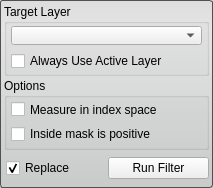
First picture: the form in src/Interface/ToolInterface/DistanceFilterInterface.ui, repository SCIInstitute/Seg3D, before the edit.
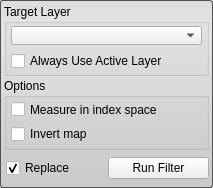
Second picture: the form after the edit. Custom widgets are drawn as their Qt base class.

Commit message: - Added Isosurface::export_isosurface() function - No longer setting default colormap for Isosurface - Reordered functions in Isosurface API for clarity - In Distance filter, renamed "Inside mask is positive" to "Invert map"

The edit to the form file:
```diff
--- a/src/Interface/ToolInterface/DistanceFilterInterface.ui
+++ b/src/Interface/ToolInterface/DistanceFilterInterface.ui
@@ -129,7 +129,7 @@
       <item>
        <widget class="QCheckBox" name="inside_positive_">
         <property name="text">
-         <string>Inside mask is positive</string>
+         <string>Invert map</string>
         </property>
        </widget>
       </item>
```
The commit also changes 3 other files.
